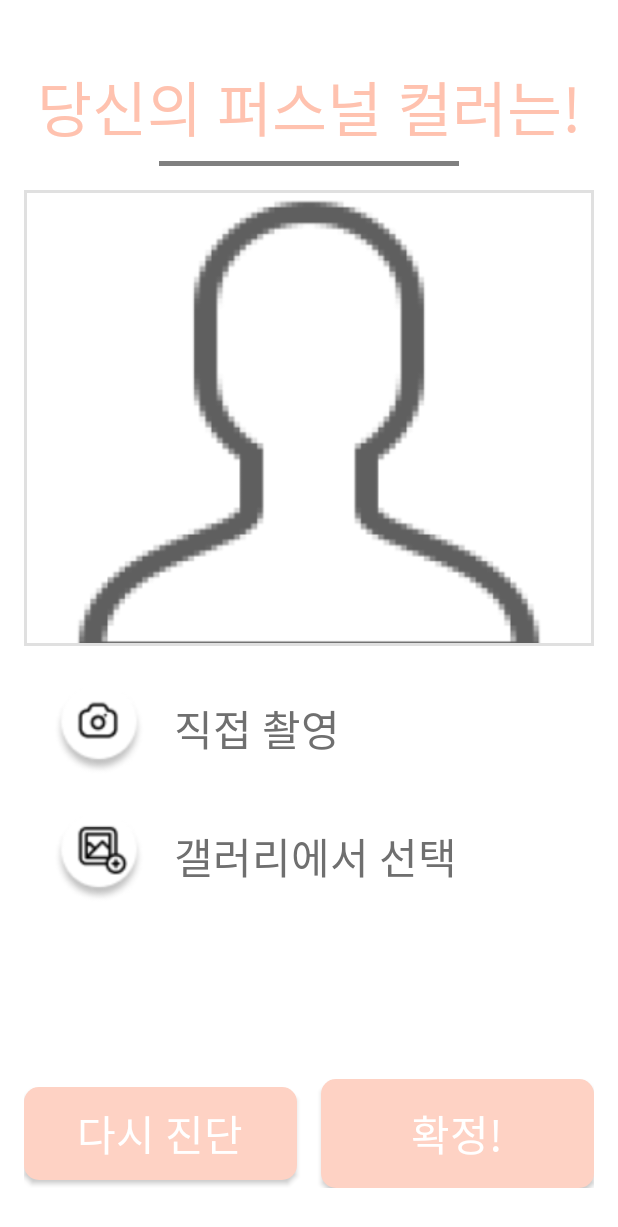
After one commit to M00NPANG/SenierProject_O.O, an Android app: the PersonalColorResult screen opened directly, with no data from a screen before it, on a phone screen of 412 x 824 dp. The commit adds this screen. Shown: the top 1227 px of the screen. Run offline under Robolectric (Android 15) with nearby library versions, the phone set to English and light mode, and no system bars.

Commit message:
Add 3 activities

```diff
--- /dev/null
+++ b/app/src/main/java/com/example/design/PersonalColorResult.kt
@@ -0,0 +1,11 @@
+package com.example.design
+
+import androidx.appcompat.app.AppCompatActivity
+import android.os.Bundle
+
+class PersonalColorResult : AppCompatActivity() {
+    override fun onCreate(savedInstanceState: Bundle?) {
+        super.onCreate(savedInstanceState)
+        setContentView(R.layout.activity_personal_color_result)
+    }
+}
--- /dev/null
+++ b/app/src/main/res/drawable/frame_border.xml
@@ -0,0 +1,6 @@
+<?xml version="1.0" encoding="utf-8"?>
+<shape xmlns:android="http://schemas.android.com/apk/res/android" android:shape="rectangle">
+    <solid android:color="#FFFFFF"/>
+    <stroke android:width="2dp" android:color="#E0E0E0"/>
+    <padding android:left="2dp" android:top="2dp" android:right="2dp" android:bottom="2dp"/> <!-- 테두리 안쪽 패딩 -->
+</shape>
--- /dev/null
+++ b/app/src/main/res/layout/activity_personal_color_result.xml
@@ -0,0 +1,137 @@
+<?xml version="1.0" encoding="utf-8"?>
+<RelativeLayout xmlns:android="http://schemas.android.com/apk/res/android"
+    android:layout_width="match_parent"
+    android:layout_height="match_parent"
+    android:padding="16dp"
+    android:background="@color/white">
+
+    <TextView
+        android:id="@+id/p_title"
+        android:layout_width="match_parent"
+        android:layout_height="wrap_content"
+        android:layout_alignParentTop="true"
+        android:layout_centerHorizontal="true"
+        android:layout_marginTop="25dp"
+        android:fontFamily="@font/main_font"
+        android:text="당신의 퍼스널 컬러는!"
+        android:textAlignment="center"
+        android:textColor="#FFC2AF"
+        android:textSize="40dp" />
+
+    <View
+        android:id="@+id/divider"
+        android:layout_width="200dp"
+        android:layout_height="3dp"
+        android:layout_below="@id/p_title"
+        android:layout_centerHorizontal="true"
+        android:layout_marginTop="6dp"
+        android:background="#808080" />
+
+    <FrameLayout
+        android:id="@+id/profilePictureFrame"
+        android:layout_width="match_parent"
+        android:layout_height="wrap_content"
+        android:layout_below="@id/divider"
+        android:layout_marginTop="16dp"
+        android:background="@drawable/frame_border">
+
+        <ImageView
+            android:id="@+id/imageViewProfile"
+            android:layout_width="match_parent"
+            android:layout_height="300dp"
+            android:src="@drawable/ic_default_profile" />
+    </FrameLayout>
+
+    <LinearLayout
+        android:id="@+id/linearLayoutCamera"
+        android:layout_width="match_parent"
+        android:layout_height="wrap_content"
+        android:layout_below="@id/profilePictureFrame"
+        android:layout_centerHorizontal="true"
+        android:layout_marginTop="25dp"
+        android:gravity="center_vertical"
+        android:orientation="horizontal">
+
+        <ImageView
+            android:id="@+id/imageViewCamera"
+            android:layout_width="60dp"
+            android:layout_height="60dp"
+            android:layout_marginLeft="20dp"
+            android:src="@drawable/ic_camera" />
+
+        <TextView
+            android:id="@+id/textViewCameraLabel"
+            android:layout_width="wrap_content"
+            android:layout_height="wrap_content"
+            android:layout_marginLeft="20dp"
+            android:fontFamily="@font/main_font"
+            android:text="직접 촬영"
+            android:textColor="#6F6F6F"
+            android:textSize="28dp" />
+
+    </LinearLayout>
+
+    <LinearLayout
+        android:id="@+id/linearLayoutGallery"
+        android:layout_width="match_parent"
+        android:layout_height="wrap_content"
+        android:layout_below="@id/linearLayoutCamera"
+        android:layout_centerHorizontal="true"
+        android:layout_marginTop="25dp"
+        android:gravity="center_vertical"
+        android:orientation="horizontal">
+
+        <ImageView
+            android:id="@+id/imageViewGallery"
+            android:layout_width="60dp"
+            android:layout_height="60dp"
+            android:layout_marginLeft="20dp"
+            android:src="@drawable/ic_gallery" />
+
+        <TextView
+            android:id="@+id/textViewGalleryLabel"
+            android:layout_width="wrap_content"
+            android:layout_height="wrap_content"
+            android:layout_marginLeft="20dp"
+            android:fontFamily="@font/main_font"
+            android:text="갤러리에서 선택"
+            android:textColor="#6F6F6F"
+            android:textSize="28dp" />
+
+    </LinearLayout>
+
+    <LinearLayout
+        android:layout_width="match_parent"
+        android:layout_height="wrap_content"
+        android:layout_alignParentBottom="true"
+        android:layout_marginBottom="16dp"
+        android:orientation="horizontal"
+        android:gravity="center">
+
+        <Button
+            android:id="@+id/buttonRecover"
+            android:layout_width="0dp"
+            android:layout_height="wrap_content"
+            android:layout_weight="1"
+            android:text="다시 진단"
+            android:textSize="28dp"
+            android:background="@drawable/box2"
+            android:textColor="#FFFFFF"
+            android:fontFamily="@font/main_font"
+            android:padding="10dp"
+            android:layout_marginEnd="8dp"/>
+
+        <Button
+            android:id="@+id/buttonCancel"
+            android:layout_width="0dp"
+            android:layout_height="wrap_content"
+            android:layout_weight="1"
+            android:text="확정!"
+            android:textSize="28dp"
+            android:background="@drawable/box2"
+            android:textColor="#FFFFFF"
+            android:fontFamily="@font/main_font"
+            android:padding="15dp"
+            android:layout_marginStart="8dp"/>
+    </LinearLayout>
+</RelativeLayout>
```
Also changed, not shown: app/src/main/AndroidManifest.xml (+9 -0 lines), app/src/main/java/com/example/design/ClosetActivity.kt (+7 -0 lines), app/src/main/java/com/example/design/ForgotPasswordActivity.kt (added, +11 -0 lines), app/src/main/java/com/example/design/PersnoalColorTest.kt (added, +11 -0 lines), app/src/main/res/layout/activity_closet.xml (+11 -0 lines), app/src/main/res/layout/activity_forgot_password.xml (added, +9 -0 lines), app/src/main/res/layout/activity_persnoal_color_test.xml (added, +115 -0 lines), app/src/main/res/layout/item_post.xml (+57 -40 lines), app/src/main/res/drawable/ic_default_profile.png (added), app/src/main/res/drawable/little_cloud_moon.png (added), app/src/main/res/drawable/makecody.png (added), app/src/main/res/drawable/moon.png (added).
